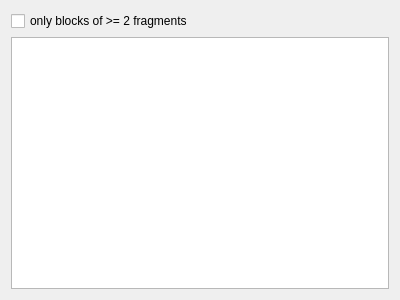
Qt form src/gui/BlockSetWidget.ui (npge/npge) before a commit.
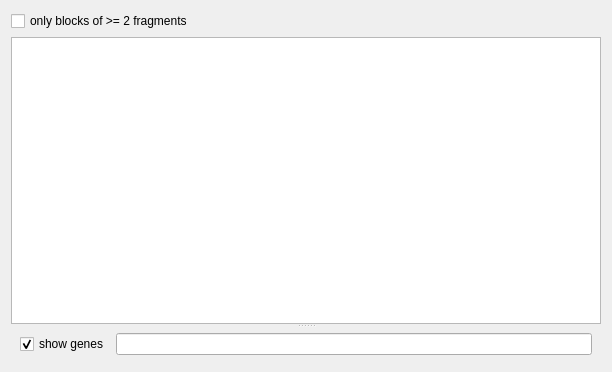
The same form after that commit.

Commit message: BlockSetWidget: add checkbox "show genes" and line edit for gene name

Patch:
```diff
--- a/src/gui/BlockSetWidget.ui
+++ b/src/gui/BlockSetWidget.ui
@@ -6,14 +6,14 @@
    <rect>
     <x>0</x>
     <y>0</y>
-    <width>400</width>
-    <height>300</height>
+    <width>612</width>
+    <height>372</height>
    </rect>
   </property>
   <property name="windowTitle">
    <string>Form</string>
   </property>
-  <layout class="QVBoxLayout" name="verticalLayout_2" stretch="0,1,1">
+  <layout class="QVBoxLayout" name="verticalLayout_2" stretch="1,1">
    <item>
     <widget class="QCheckBox" name="nonunique">
      <property name="text">
@@ -22,14 +22,72 @@
     </widget>
    </item>
    <item>
-    <layout class="QVBoxLayout" name="BlockSetView_layout">
-     <item>
-      <widget class="QTableView" name="blocksetview"/>
-     </item>
-    </layout>
-   </item>
-   <item>
-    <layout class="QVBoxLayout" name="AlignmentView_layout"/>
+    <widget class="QWidget" name="widget_3" native="true">
+     <layout class="QVBoxLayout" name="verticalLayout_5">
+      <property name="margin">
+       <number>0</number>
+      </property>
+      <item>
+       <widget class="QSplitter" name="splitter">
+        <property name="orientation">
+         <enum>Qt::Vertical</enum>
+        </property>
+        <widget class="QWidget" name="widget" native="true">
+         <layout class="QHBoxLayout" name="horizontalLayout_2">
+          <property name="margin">
+           <number>0</number>
+          </property>
+          <item>
+           <widget class="QTableView" name="blocksetview"/>
+          </item>
+         </layout>
+        </widget>
+        <widget class="QWidget" name="widget_2" native="true">
+         <layout class="QVBoxLayout" name="verticalLayout" stretch="0,1">
+          <property name="margin">
+           <number>0</number>
+          </property>
+          <item>
+           <widget class="QWidget" name="genesWidget" native="true">
+            <layout class="QHBoxLayout" name="horizontalLayout">
+             <property name="leftMargin">
+              <number>9</number>
+             </property>
+             <property name="topMargin">
+              <number>0</number>
+             </property>
+             <property name="bottomMargin">
+              <number>0</number>
+             </property>
+             <item>
+              <widget class="QCheckBox" name="showGenesCheckBox">
+               <property name="text">
+                <string>show genes</string>
+               </property>
+               <property name="checked">
+                <bool>true</bool>
+               </property>
+              </widget>
+             </item>
+             <item>
+              <widget class="QLineEdit" name="geneNameLineEdit"/>
+             </item>
+            </layout>
+           </widget>
+          </item>
+          <item>
+           <layout class="QVBoxLayout" name="AlignmentView_layout"/>
+          </item>
+         </layout>
+        </widget>
+       </widget>
+      </item>
+     </layout>
+     <zorder>widget</zorder>
+     <zorder>widget_2</zorder>
+     <zorder>widget</zorder>
+     <zorder>widget_2</zorder>
+    </widget>
    </item>
   </layout>
  </widget>
```
The commit also changes 4 other files.
